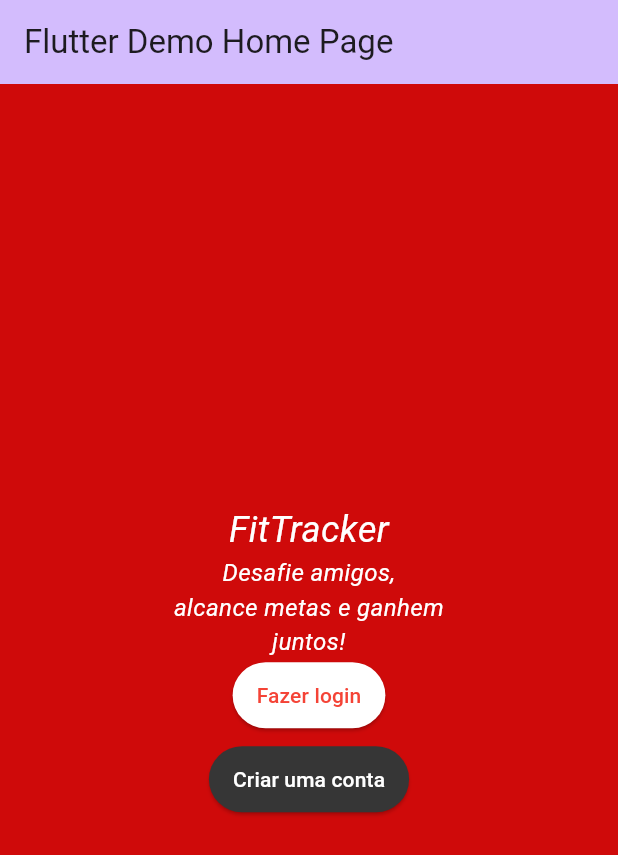
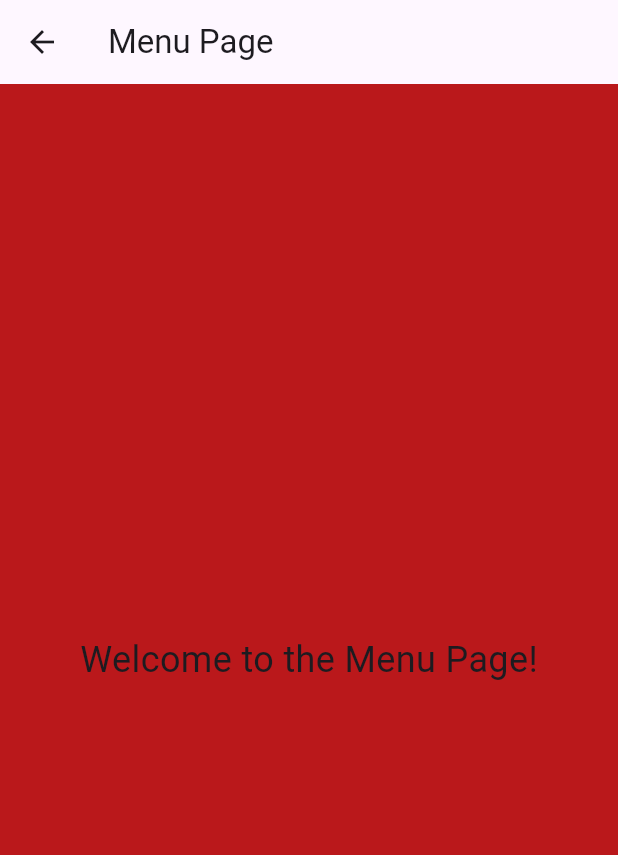
Before and after one commit to pmarcallima/fit_tracker, a Flutter app: the screen it shows after launch, after a tap on "Fazer login", on a phone screen of 412 x 824 dp. Shown: the top 855 px of the screen. Run offline on Flutter 3.47's test engine with Material 3 defaults, Android fonts, the phone set to English and light mode, and no system bars.

Commit message:
colocando pastas

```diff
--- a/lib/main.dart
+++ b/lib/main.dart
@@ -1,6 +1,8 @@
+import 'package:fit_tracker/widgets/features/login_input.dart';
 import 'package:flutter/material.dart';
 import 'widgets/features/login_buttons.dart';
-
+import 'utils/colors.dart';
+import 'widgets/features/menu.dart';
 
 void main() {
   runApp(const MyApp());
@@ -11,12 +13,16 @@ class MyApp extends StatelessWidget {
 
   // This widget is the root of your application.
   @override
-  Widget build(BuildContext context) { return MaterialApp( title: 'Flutter Demo', theme: ThemeData( // This is the theme of your application. TRY THIS: Try running your application with "flutter run". You'll see the application has a purple toolbar. Then, without quitting the app, try changing the seedColor in the colorScheme below to Colors.green and then invoke "hot reload" (save your changes or press the "hot reload" button in a Flutter-supported IDE, or press "r" if you used the command line to start the app). Notice that the counter didn't reset back to zero; the application state is not lost during the reload. To reset the state, use hot
+  Widget build(BuildContext context) {
+    return MaterialApp(
+      title: 'Flutter Demo',
+      theme: ThemeData(
+        // This is the theme of your application. TRY THIS: Try running your application with "flutter run". You'll see the application has a purple toolbar. Then, without quitting the app, try changing the seedColor in the colorScheme below to Colors.green and then invoke "hot reload" (save your changes or press the "hot reload" button in a Flutter-supported IDE, or press "r" if you used the command line to start the app). Notice that the counter didn't reset back to zero; the application state is not lost during the reload. To reset the state, use hot
         // restart instead.
         //
         // This works for code too, not just values: Most code changes can be
         // tested with just a hot reload.
-        scaffoldBackgroundColor: Color(0xffCF0A0A),
+        scaffoldBackgroundColor: pRed,
         colorScheme: ColorScheme.fromSeed(seedColor: Colors.deepPurple),
         useMaterial3: true,
       ),
@@ -41,7 +47,7 @@ class MyHomePage extends StatefulWidget {
 
   @override
   State<MyHomePage> createState() => _MyHomePageState();
-}
+  }
 
 class _MyHomePageState extends State<MyHomePage> {
   Widget build(BuildContext context) {
@@ -79,13 +85,18 @@ class _MyHomePageState extends State<MyHomePage> {
                 ),
                 textAlign: TextAlign.center,
               ),
- ButtonColumnWidget(
+              CustomFormWidget(),
+              ButtonColumnWidget(
                 onLoginPressed: () {
                   // Define what happens when the login button is pressed
+                  Navigator.push(
+                    context,
+                    MaterialPageRoute(builder: (context) => MenuPage()),
+                  );
                   print('Login button pressed');
                 },
                 onSignUpPressed: () {
-                  // Define what happens when the sign-up button is pressed
+                  // Define what the sign-up button is pressed
                   print('Sign Up button pressed');
                 },
               ),
--- /dev/null
+++ b/lib/widgets/features/menu.dart
@@ -0,0 +1,19 @@
+
+import 'package:flutter/material.dart';
+
+class MenuPage extends StatelessWidget {
+  @override
+  Widget build(BuildContext context) {
+    return Scaffold(
+      appBar: AppBar(
+        title: Text('Menu Page'),
+      ),
+      body: Center(
+        child: Text(
+          'Welcome to the Menu Page!',
+          style: TextStyle(fontSize: 24),
+        ),
+      ),
+    );
+  }
+}
```
Also changed, not shown: lib/auth/auth.dart (added), lib/pages/others/others.dart (added), lib/services/functions/function.dart (added), lib/services/models/models.dart (added), lib/services/providers/providers.dart (added), lib/services/settings/settings.dart (added), lib/widgets/global/global.dart (added).
